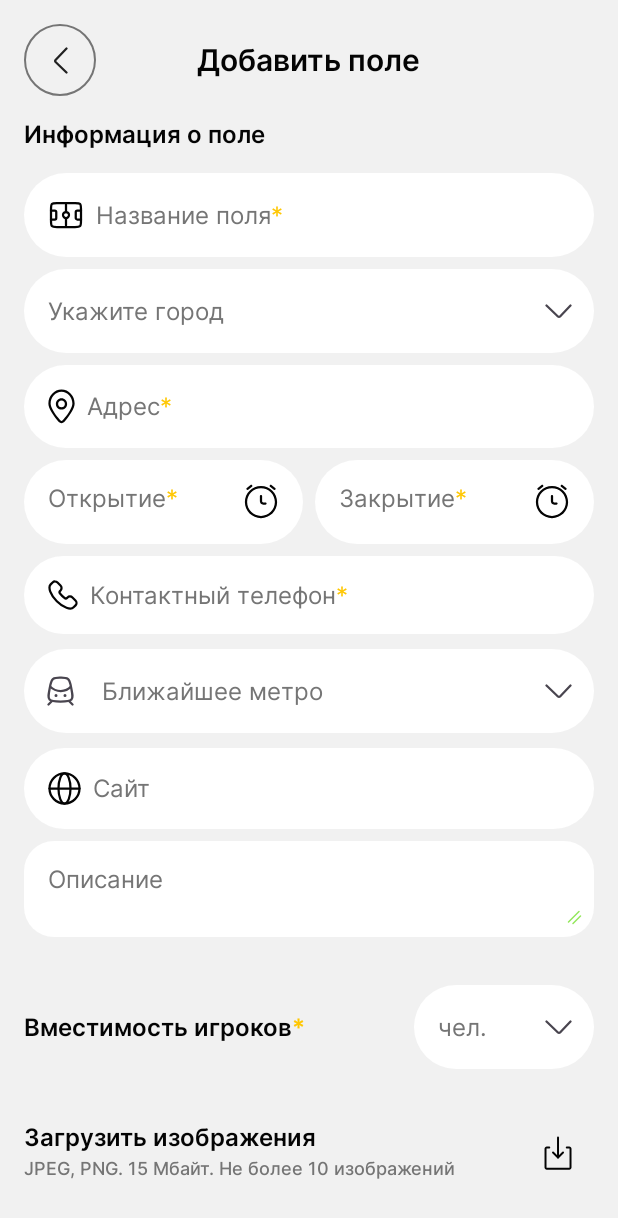
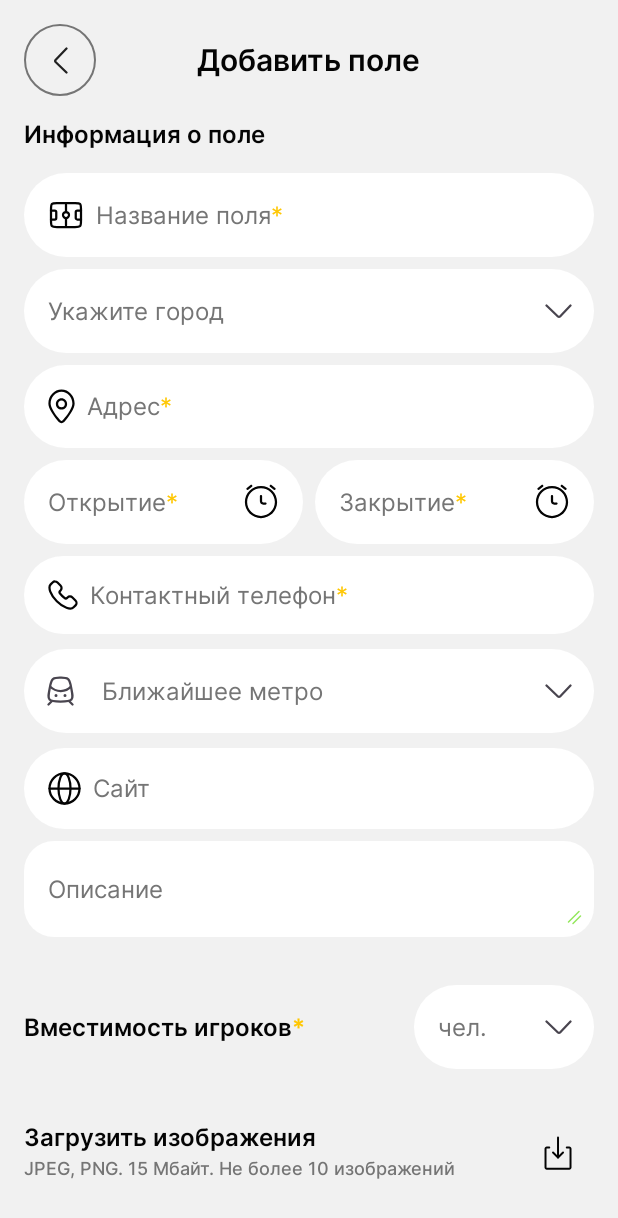
Before and after one commit to robarcoo/FootballApp, an Android app built with Jetpack Compose: the create_field_screen screen opened through its navigation route, on a phone screen of 412 x 824 dp. Shown: the top 1218 px of the screen. Run offline under Robolectric (Android 15) with nearby library versions, the phone set to English and light mode, and no system bars; Roboto replaces fonts that are not available here.

Commit message:
исправлены createfieldscreen, filterscreen, searchscreen

```diff
--- a/app/src/main/java/com/example/footballplayassistant/presentation/ui/screens/search_tab/CreateFieldScreen.kt
+++ b/app/src/main/java/com/example/footballplayassistant/presentation/ui/screens/search_tab/CreateFieldScreen.kt
@@ -200,7 +200,7 @@ fun LoadImageField() {
             contentPadding = PaddingValues(0.dp),
             modifier = Modifier.size(48.dp)
         ) {
-            Icon(painter = painterResource(id = R.drawable.ic_download), contentDescription = null,
+            Icon(painter = painterResource(id = R.drawable.ic_download), contentDescription = stringResource(id = R.string.loadPhoto),
                 tint = MaterialTheme.colorScheme.onPrimaryContainer)
 
         }
@@ -210,7 +210,6 @@ fun LoadImageField() {
 @Composable
 fun InProcessLoadingPhoto(fileName : String, fileSize : String) {
     val currentProgress by remember { mutableFloatStateOf(50.0f) }
-    // var loading by remember { mutableStateOf(false) }
     Column (modifier = Modifier
         .fillMaxWidth()
         .padding(vertical = MaterialTheme.spacing.medium)){
@@ -221,7 +220,9 @@ fun InProcessLoadingPhoto(fileName : String, fileSize : String) {
             Text(fileSize, style = MaterialTheme.typography.labelMedium.copy(color = MaterialTheme.colorScheme.onSecondaryContainer,
                 fontWeight = FontWeight.W400), modifier = Modifier.padding(end = MaterialTheme.spacing.small))
             IconButton(onClick = {}, modifier = Modifier.size(16.dp)) {
-                Icon(painterResource(id = R.drawable.ic_close), contentDescription = "",
+                Icon(painterResource(id = R.drawable.ic_close), contentDescription = stringResource(
+                    id = R.string.deletePhoto
+                ),
                     tint = MaterialTheme.colorScheme.onPrimaryContainer)
             }
         }
@@ -245,7 +246,7 @@ fun FinishedLoadingPhoto(image : Int, fileName : String, size : String) {
             .padding(vertical = MaterialTheme.spacing.small),
             horizontalArrangement = Arrangement.SpaceBetween, verticalAlignment = Alignment.CenterVertically) {
             Row(modifier = Modifier.weight(1f, fill = false)) {
-                Image(painterResource(id = image), contentDescription = "",
+                Image(painterResource(id = image), contentDescription = stringResource(R.string.loadPhoto),
                     modifier = Modifier
                         .size(40.dp)
                         .clip(RoundedCornerShape(12.dp)),
@@ -262,7 +263,9 @@ fun FinishedLoadingPhoto(image : Int, fileName : String, size : String) {
 
             IconButton(onClick = {}) {
                 Icon(
-                    painterResource(id = R.drawable.ic_close), contentDescription = "",
+                    painterResource(id = R.drawable.ic_close), contentDescription = stringResource(
+                        id = R.string.deletePhoto
+                    ),
                     modifier = Modifier.size(14.dp), tint = MaterialTheme.colorScheme.onPrimaryContainer
                 )
             }
@@ -276,13 +279,13 @@ fun ErrorText(errorType : Int) {
     Row(modifier = Modifier.padding(vertical = MaterialTheme.spacing.extraSmall)) {
         Icon(
             painterResource(id = R.drawable.ic_warning_12),
-            contentDescription = "",
-            tint = Color(0xFFC0000C)
+            contentDescription = stringResource(R.string.warningIcon),
+            tint = MaterialTheme.colorScheme.error
         )
         Text(
             stringArrayResource(id = R.array.loadFileErrorArray)[errorType],
             style = MaterialTheme.typography.headlineSmall.copy(
-                color = Color(0xFFC0000C),
+                color = MaterialTheme.colorScheme.error,
                 fontWeight = FontWeight.W400
             ),
             modifier = Modifier.padding(start = MaterialTheme.spacing.extraSmall)
@@ -322,13 +325,13 @@ fun CustomRadioButtons(title: String, isNecessary: Boolean, items: Array<String>
                         if (state.intValue == index) {
                             Icon(
                                 painterResource(R.drawable.ic_radio_checked),
-                                contentDescription = "",
+                                contentDescription = stringResource(R.string.radioButtonOn),
                                 tint = MaterialTheme.colorScheme.secondary
                             )
                         } else {
                             Icon(
                                 painterResource(R.drawable.ic_radio_unchecked),
-                                contentDescription = "",
+                                contentDescription = stringResource(R.string.radioButtonOff),
                                 tint = MaterialTheme.colorScheme.secondary
                             )
                         }
@@ -389,7 +392,7 @@ fun NecessaryTextField(label : String,
                     modifier = Modifier
                         .fillMaxWidth()
                         .padding(vertical = MaterialTheme.spacing.small),
-                    verticalAlignment = Alignment.Top,
+                    verticalAlignment = Alignment.CenterVertically,
                     horizontalArrangement = Arrangement.SpaceBetween
                 ) {
                     Row(
@@ -399,7 +402,7 @@ fun NecessaryTextField(label : String,
                         if (leadingIcon != 0) {
                             Icon(
                                 painter = painterResource(id = leadingIcon),
-                                contentDescription = "",
+                                contentDescription = stringResource(R.string.leadingFieldIcon),
                                 modifier = Modifier.padding(end = MaterialTheme.spacing.small),
                                 tint = MaterialTheme.colorScheme.onPrimaryContainer
                             )
@@ -417,7 +420,7 @@ fun NecessaryTextField(label : String,
                     }
                     if (trailingIcon != 0) {
                         Icon(
-                            painter = painterResource(id = trailingIcon), contentDescription = "",
+                            painter = painterResource(id = trailingIcon), contentDescription = stringResource(R.string.trailingFieldIcon),
                             modifier = Modifier.padding(start = MaterialTheme.spacing.small),
                             tint = MaterialTheme.colorScheme.onPrimaryContainer
                         )
--- a/app/src/main/java/com/example/footballplayassistant/presentation/ui/screens/search_tab/FilterScreen.kt
+++ b/app/src/main/java/com/example/footballplayassistant/presentation/ui/screens/search_tab/FilterScreen.kt
@@ -159,12 +159,12 @@ fun ToggleButton(title: String, items: Array<String>) {
                     ),
                     onClick = { selectedIndex.swap(toggleLogic(selectedIndex, index)) },
                     shape = RoundedCornerShape(8.dp),
-                    border = if (selectedIndex.contains(index)) {
+                    border = if (index in selectedIndex) {
                         BorderStroke(1.dp, color =  MaterialTheme.colorScheme.secondary)
                     } else {
                         BorderStroke(1.dp, color =  MaterialTheme.colorScheme.tertiaryContainer)
                     },
-                    colors = if (selectedIndex.contains(index)) {
+                    colors = if (index in selectedIndex) {
                         ButtonDefaults.outlinedButtonColors(containerColor = MaterialTheme.colorScheme.onPrimary)
                     } else {
                         ButtonDefaults.outlinedButtonColors(containerColor = MaterialTheme.colorScheme.outlineVariant)
--- a/app/src/main/java/com/example/footballplayassistant/presentation/ui/theme/Color.kt
+++ b/app/src/main/java/com/example/footballplayassistant/presentation/ui/theme/Color.kt
@@ -10,3 +10,4 @@ val GrayC9 = Color(0xFFC9C9C9)
 val GrayBB = Color(0xFFBBBBBB)
 val GrayF1 = Color(0xFFF1F1F1)
 val Yellow00 = Color(0xFFFFC700)
+val Red0C = Color(0xFFC0000C)
--- a/app/src/main/java/com/example/footballplayassistant/presentation/ui/theme/Theme.kt
+++ b/app/src/main/java/com/example/footballplayassistant/presentation/ui/theme/Theme.kt
@@ -27,10 +27,11 @@ private val LightColorScheme = lightColorScheme(
     tertiary = GrayBB,
     onTertiary = Color.Unspecified,
     tertiaryContainer = GrayC9,
-    background = Color.LightGray,
+    background = Color.White,
     onBackground = Yellow00,
     outlineVariant = Color.Transparent,
     outline = Color.Gray,
+    error = Red0C
 
 
 //    secondary = PurpleGrey40,
--- a/app/src/main/res/values/strings.xml
+++ b/app/src/main/res/values/strings.xml
@@ -207,4 +207,15 @@
         <item>Нет</item>
     </string-array>
     <string name="changingRoom">Раздевалки</string>
+    <string name="addToFavorites">Добавить в избранное</string>
+    <string name="cleanSearchBar">Очистить строку поиска</string>
+    <string name="typeInSearchQuery">Введите свой запрос</string>
+    <string name="loadPhoto">Загрузить фотографию</string>
+    <string name="radioButtonOn">Выбрано</string>
+    <string name="radioButtonOff">Не выбрано</string>
+    <string name="leadingFieldIcon">Ведущая иконка поля</string>
+    <string name="trailingFieldIcon">Следующая иконка поля</string>
+    <string name="warningIcon">Предупреждение</string>
+    <string name="loadedImage">Загруженная картинка</string>
+    <string name="deletePhoto">Удалить фото</string>
 </resources>
```
Also changed, not shown: app/src/main/java/com/example/footballplayassistant/presentation/ui/screens/search_tab/SearchScreen.kt (+5 -4 lines).
